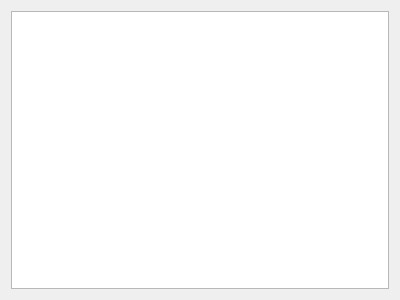
The window that qkuaixunlistwidget.ui (bnufree/Hq) describes before a commit, drawn with Qt 5.
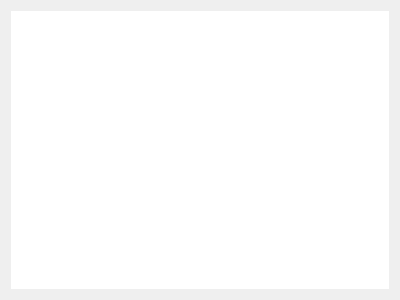
The same window after the commit.

What changed in the file:
```diff
--- a/qkuaixunlistwidget.ui
+++ b/qkuaixunlistwidget.ui
@@ -13,17 +13,32 @@
   <property name="windowTitle">
    <string>Form</string>
   </property>
+  <property name="styleSheet">
+   <string notr="true">QListView::item{
+	border:none;
+}
+
+QListWidget{ 
+    outline:0px;
+}</string>
+  </property>
   <layout class="QVBoxLayout" name="verticalLayout">
    <item>
-    <widget class="QTextBrowser" name="mTextBrowser">
+    <widget class="QListWidget" name="listWidget">
+     <property name="frameShape">
+      <enum>QFrame::NoFrame</enum>
+     </property>
      <property name="verticalScrollBarPolicy">
       <enum>Qt::ScrollBarAlwaysOff</enum>
      </property>
      <property name="horizontalScrollBarPolicy">
       <enum>Qt::ScrollBarAlwaysOff</enum>
      </property>
-     <property name="sizeAdjustPolicy">
-      <enum>QAbstractScrollArea::AdjustToContents</enum>
+     <property name="editTriggers">
+      <set>QAbstractItemView::NoEditTriggers</set>
+     </property>
+     <property name="selectionMode">
+      <enum>QAbstractItemView::NoSelection</enum>
      </property>
     </widget>
    </item>
```
